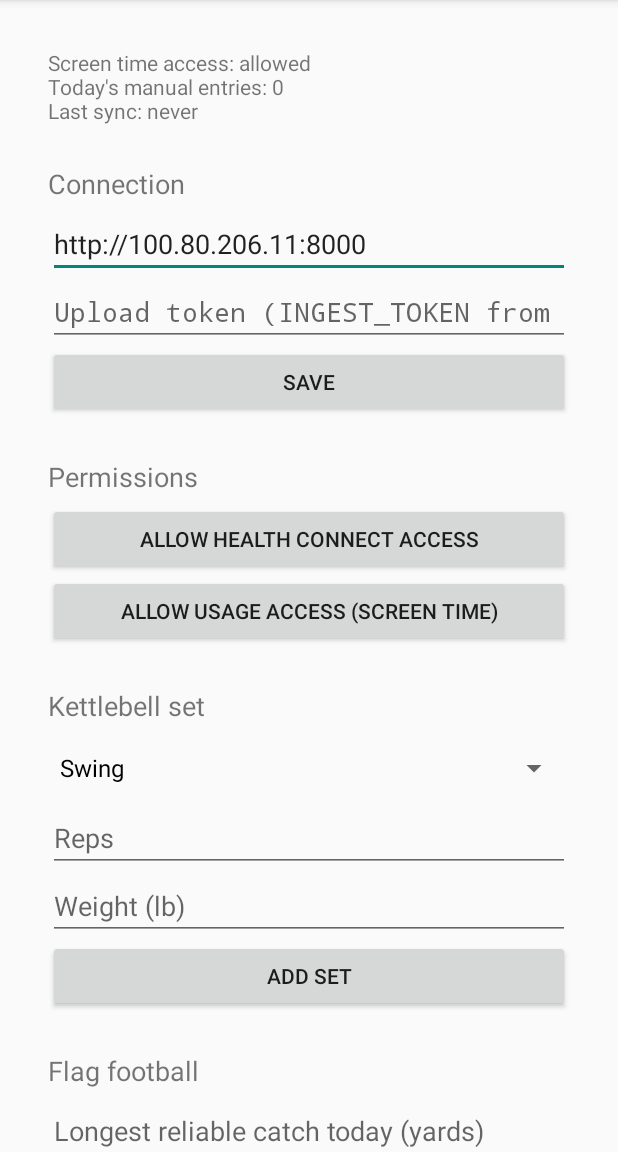
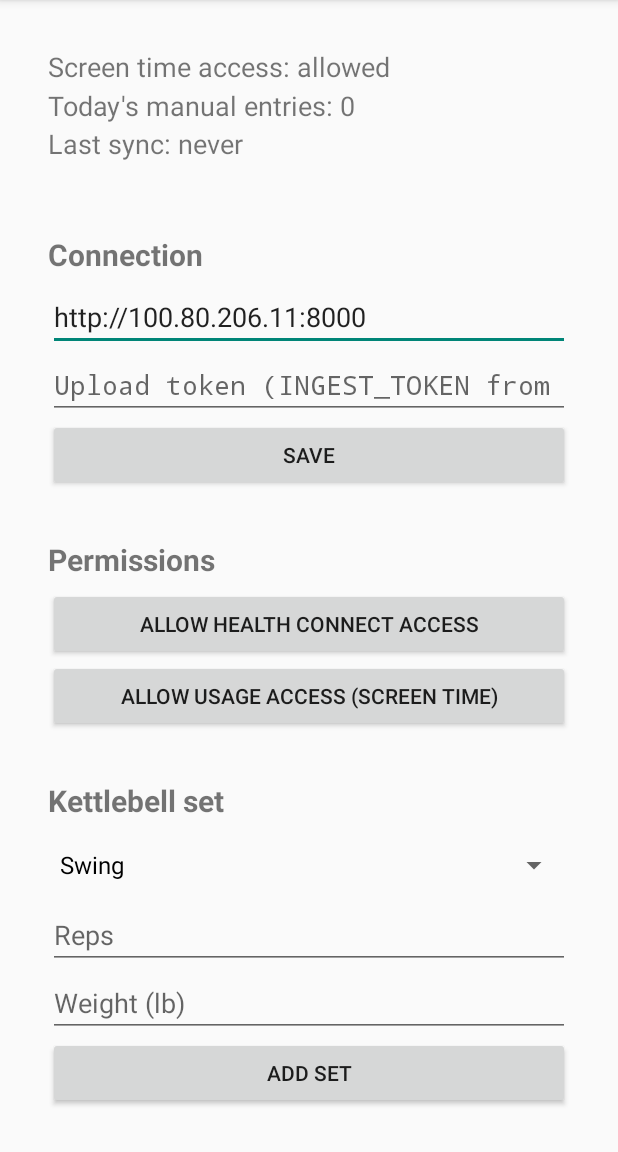
Before and after one commit to KevinWCode/Mypersonalapi, an Android app: the screen it shows after launch (MainActivity), on a phone screen of 412 x 824 dp, the part 84-1236 px from its top. Run offline under Robolectric (Android 15) with nearby library versions, the phone set to English and light mode, and no system bars; libraries missing offline, so code that uses them is left out: androidx.health.connect; 3 statements that could not run were skipped.

```diff
--- a/android/app/build.gradle.kts
+++ b/android/app/build.gradle.kts
@@ -11,8 +11,8 @@ android {
         applicationId = "com.kevinwcode.personalapi"
         minSdk = 29
         targetSdk = 35
-        versionCode = 1
-        versionName = "0.1"
+        versionCode = 2
+        versionName = "0.2"
     }
 
     signingConfigs {
--- a/android/app/src/main/java/com/kevinwcode/personalapi/MainActivity.kt
+++ b/android/app/src/main/java/com/kevinwcode/personalapi/MainActivity.kt
@@ -37,7 +37,11 @@ class MainActivity : AppCompatActivity() {
         root = LinearLayout(this).apply { orientation = LinearLayout.VERTICAL; setPadding(48, 48, 48, 48) }
         setContentView(ScrollView(this).apply { addView(root) })
 
-        status = TextView(this).also { root.addView(it) }
+        status = TextView(this).apply {
+            textSize = 18f
+            setLineSpacing(0f, 1.2f)
+            setPadding(0, 0, 0, 24)
+        }.also { root.addView(it) }
 
         heading("Connection")
         val url = field("Server address", settings.serverUrl)
@@ -120,15 +124,16 @@ class MainActivity : AppCompatActivity() {
                 appendLine("Health Connect: $health")
                 appendLine("Screen time access: ${if (ScreenTime.hasAccess(this@MainActivity)) "allowed" else "not allowed"}")
                 appendLine("Today's manual entries: ${manual.today().size}")
-                append("Last sync: ${settings.lastSync}")
+                append("Last sync: ${settings.lastSync.replace(", ", "\n  ")}")
             }
         }
     }
 
     private fun heading(text: String) = root.addView(TextView(this).apply {
         this.text = text
-        textSize = 18f
-        setPadding(0, 40, 0, 8)
+        textSize = 20f
+        setTypeface(typeface, android.graphics.Typeface.BOLD)
+        setPadding(0, 48, 0, 8)
     })
 
     private fun field(hint: String, value: String, secret: Boolean = false, number: Boolean = false) =
```
